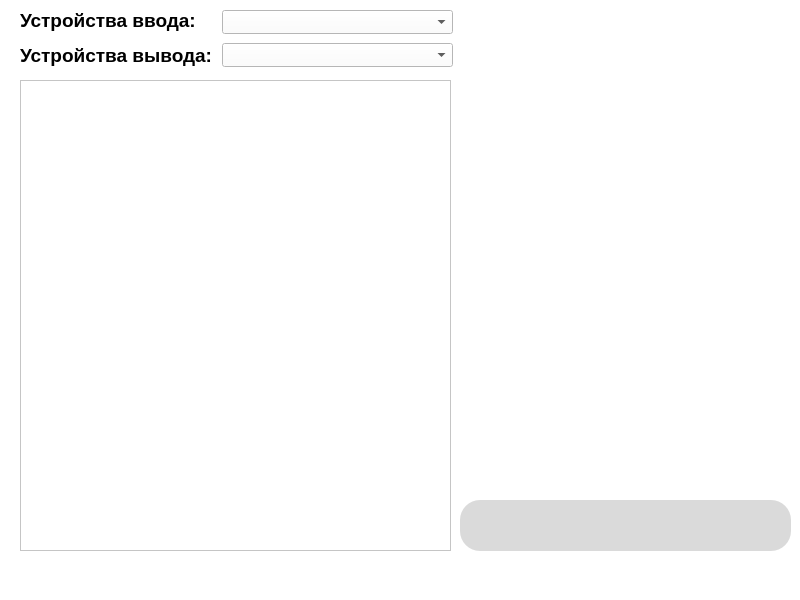
Before: the Qt Designer form QtAudioRecorder/RecorderWindow.ui in 1pavesh1/QtAudioRecorder, drawn with Qt 5.
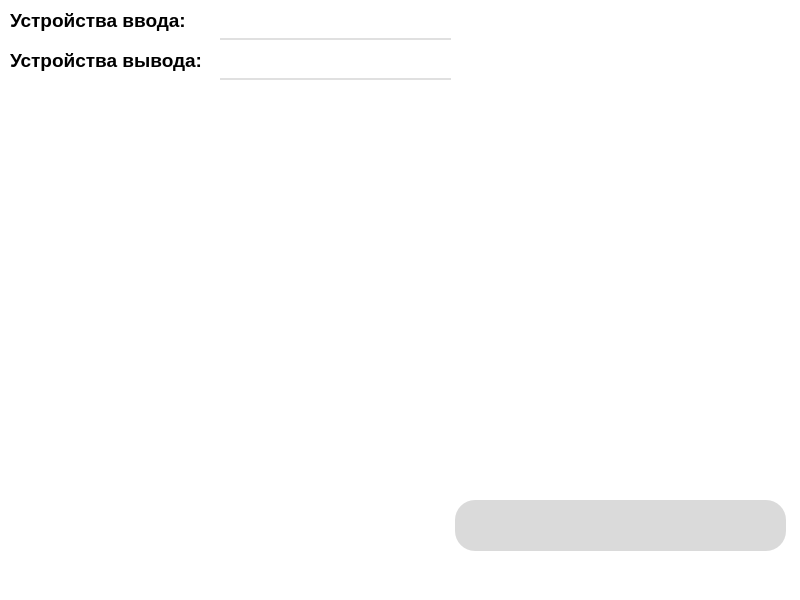
After: the same form once the commit is applied. Icons and pictures are not drawn.

Commit message: Изменение QComboBox

What changed in the file:
```diff
--- a/QtAudioRecorder/RecorderWindow.ui
+++ b/QtAudioRecorder/RecorderWindow.ui
@@ -27,16 +27,138 @@
      </rect>
     </property>
     <property name="styleSheet">
-     <string notr="true">QListWidget
+     <string notr="true">QListWidget 
 {
+	outline: 0;
+    background: transparent;
+}
 
+QListWidget::item 
+{
+	border: none;
+    background: transparent;
+    padding: 0px;
+    margin: 0px;
+}
+
+QListWidget::item:selected 
+{
+	background: transparent;
+	border: none;
+}
+
+QListWidget::item:hover 
+{
+	background: transparent;
+}
+
+QPushButton 
+{
+    border: none;
+    padding: 4px;
+}
+
+QScrollBar:vertical 
+{
+	border: none;
+    background: #f5f5f5;
+    width: 10px;
+    margin: 0px 0px 0px 0px;
+}
+
+QScrollBar::handle:vertical 
+{
+	background: #c1c1c1;
+    min-height: 20px;
+    border-radius: 5px;
+}
+
+QScrollBar::handle:vertical:hover 
+{
+	background: #a8a8a8;
+}
+
+QScrollBar::handle:vertical:pressed
+{
+	background: #787878;
+}
+
+QScrollBar::add-line:vertical 
+{
+	border: none;
+    background: none;
+    height: 0px;
+    subcontrol-position: bottom;
+    subcontrol-origin: margin;
+}
+
+QScrollBar::sub-line:vertical 
+{
+	border: none;
+	background: none;
+	height: 0px;
+	subcontrol-position: top;
+	subcontrol-origin: margin;
+}
+
+QScrollBar::add-page:vertical, QScrollBar::sub-page:vertical 
+{
+	background: none;
+}
+
+QScrollBar:horizontal 
+{
+	border: none;
+    background: #f5f5f5;
+    height: 10px;
+    margin: 0px 0px 0px 0px;
+}
+
+QScrollBar::handle:horizontal 
+{
+    background: #c1c1c1;
+    min-width: 20px;
+	border-radius: 5px;
+}
+
+QScrollBar::handle:horizontal:hover 
+{
+	background: #a8a8a8;
+}
+
+QScrollBar::handle:horizontal:pressed 
+{
+	background: #787878;
+}
+
+QScrollBar::add-line:horizontal 
+{
+    border: none;
+    background: none;
+    width: 0px;
+    subcontrol-position: right;
+	subcontrol-origin: margin;
+}
+
+QScrollBar::sub-line:horizontal 
+{
+    border: none;
+    background: none;
+    width: 0px;
+    subcontrol-position: left;
+	subcontrol-origin: margin;
+}
+
+QScrollBar::add-page:horizontal, QScrollBar::sub-page:horizontal
+{
+	background: none;
 }</string>
     </property>
    </widget>
    <widget class="QLabel" name="inputLabel">
     <property name="geometry">
      <rect>
-      <x>20</x>
+      <x>10</x>
       <y>10</y>
       <width>191</width>
       <height>21</height>
@@ -59,37 +181,11 @@
      <string>Устройства ввода:</string>
     </property>
    </widget>
-   <widget class="QComboBox" name="inputComboBox">
-    <property name="geometry">
-     <rect>
-      <x>222</x>
-      <y>10</y>
-      <width>231</width>
-      <height>24</height>
-     </rect>
-    </property>
-    <property name="cursor">
-     <cursorShape>PointingHandCursor</cursorShape>
-    </property>
-   </widget>
-   <widget class="QComboBox" name="outputComboBox">
-    <property name="geometry">
-     <rect>
-      <x>222</x>
-      <y>43</y>
-      <width>231</width>
-      <height>24</height>
-     </rect>
-    </property>
-    <property name="cursor">
-     <cursorShape>PointingHandCursor</cursorShape>
-    </property>
-   </widget>
    <widget class="QLabel" name="outputLabel">
     <property name="geometry">
      <rect>
-      <x>20</x>
-      <y>45</y>
+      <x>10</x>
+      <y>50</y>
       <width>201</width>
       <height>21</height>
      </rect>
@@ -114,7 +210,7 @@
    <widget class="QFrame" name="frame">
     <property name="geometry">
      <rect>
-      <x>460</x>
+      <x>455</x>
       <y>500</y>
       <width>331</width>
       <height>51</height>
@@ -256,6 +352,108 @@
      </property>
     </widget>
    </widget>
+   <widget class="QComboBox" name="outputComboBox">
+    <property name="geometry">
+     <rect>
+      <x>220</x>
+      <y>40</y>
+      <width>231</width>
+      <height>40</height>
+     </rect>
+    </property>
+    <property name="cursor">
+     <cursorShape>PointingHandCursor</cursorShape>
+    </property>
+    <property name="styleSheet">
+     <string notr="true">QComboBox 
+{
+    border: none;
+    border-bottom: 2px solid #e0e0e0;
+    padding: 12px 0px 8px 0px;
+    background: transparent;
+    color: #333;
+    font-size: 16px;
+}
+
+QComboBox:focus
+{
+    border-bottom-color: #3f51b5;
+}
+
+QComboBox::drop-down 
+{
+    border: none;
+    width: 0px;
+}
+
+QComboBox::down-arrow {
+    width: 0px;
+	height: 0px;
+}
+
+QComboBox QAbstractItemView 
+{
+    border: none;
+    background: white;
+    selection-background-color: #3f51b5;
+    selection-color: white;
+    font-size: 14px;
+    padding: 8px;
+    border-radius: 4px;
+}</string>
+    </property>
+   </widget>
+   <widget class="QComboBox" name="inputComboBox">
+    <property name="geometry">
+     <rect>
+      <x>220</x>
+      <y>0</y>
+      <width>231</width>
+      <height>40</height>
+     </rect>
+    </property>
+    <property name="cursor">
+     <cursorShape>PointingHandCursor</cursorShape>
+    </property>
+    <property name="styleSheet">
+     <string notr="true">QComboBox 
+{
+    border: none;
+    border-bottom: 2px solid #e0e0e0;
+    padding: 12px 0px 8px 0px;
+    background: transparent;
+    color: #333;
+    font-size: 16px;
+}
+
+QComboBox:focus
+{
+    border-bottom-color: #3f51b5;
+}
+
+QComboBox::drop-down 
+{
+    border: none;
+    width: 0px;
+}
+
+QComboBox::down-arrow {
+    width: 0px;
+	height: 0px;
+}
+
+QComboBox QAbstractItemView 
+{
+    border: none;
+    background: white;
+    selection-background-color: #3f51b5;
+    selection-color: white;
+    font-size: 14px;
+    padding: 8px;
+    border-radius: 4px;
+}</string>
+    </property>
+   </widget>
   </widget>
   <widget class="QMenuBar" name="menubar">
    <property name="geometry">
```
The commit also changes 11 other files.
